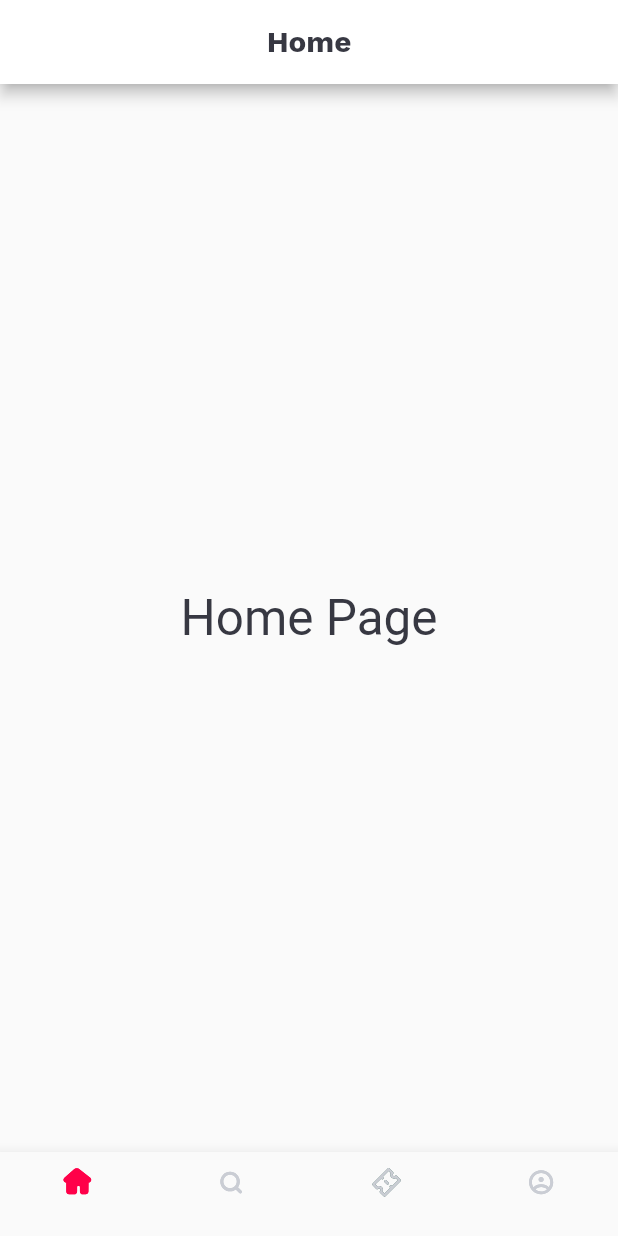
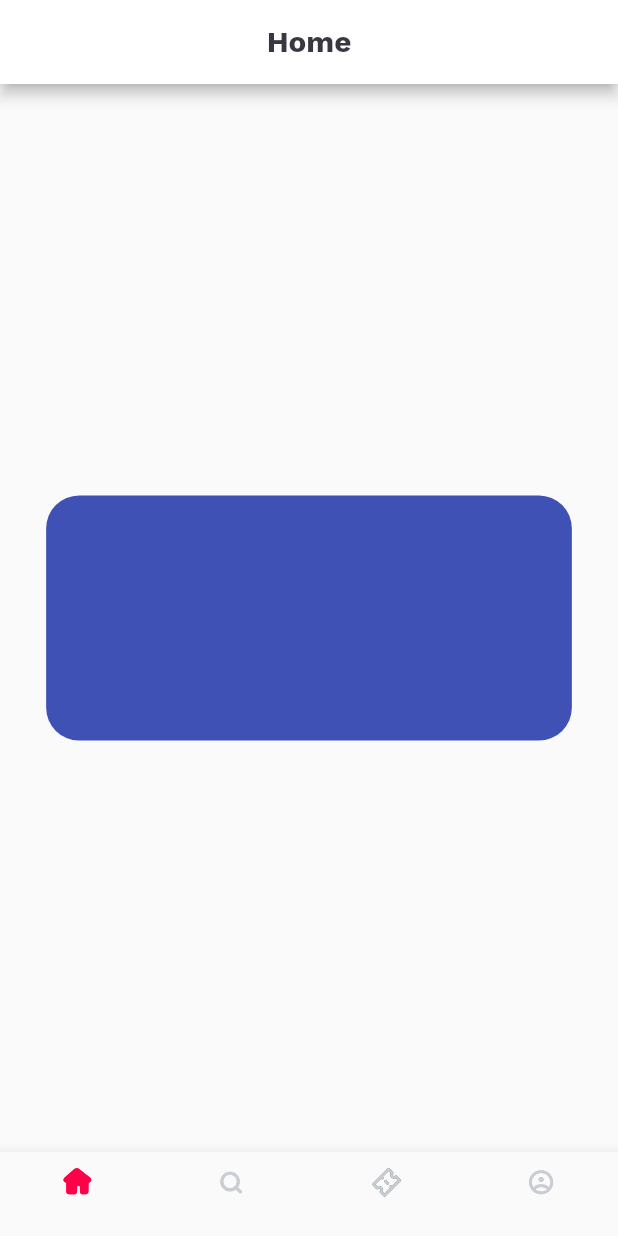
Before and after one commit to JaxaAnvarov/my_beta_programm-, a Flutter app: the screen it shows after launch, on a phone screen of 412 x 824 dp. Run offline on Flutter 3.47's test engine with Material 2 defaults, Android fonts, the phone set to English and light mode, and no system bars; our stand-ins replace flutter_svg.

Commit message:
container va decoration qoliblari tayyorlandi

```diff
--- /dev/null
+++ b/lib/core/components/decoration.dart
@@ -0,0 +1,12 @@
+import 'package:flutter/material.dart';
+
+class CDecoration extends Object {
+  BoxDecoration boxDecoration(Color color, double radius) {
+    return BoxDecoration(
+      color: color,
+      borderRadius: BorderRadius.circular(
+        radius,
+      ),
+    );
+  }
+}
--- a/lib/core/constants/export.dart
+++ b/lib/core/constants/export.dart
@@ -10,3 +10,5 @@ export 'package:my_beta_programm/provider/bottom_nav_bar_provider.dart';
 export 'package:provider/provider.dart';
 export 'package:my_beta_programm/core/widgets/bottom_nav_bar.dart';
 export 'package:my_beta_programm/screens/main_page.dart';
+export 'package:my_beta_programm/core/components/decoration.dart';
+export 'package:my_beta_programm/core/widgets/container.dart';
--- a/lib/core/widgets/bottom_nav_bar.dart
+++ b/lib/core/widgets/bottom_nav_bar.dart
@@ -32,6 +32,7 @@ class BottomNavBar extends StatelessWidget {
       currentIndex: _context.currentTab,
       onTap: (int idx) {
         model!.currentTab = idx;
-        });
+      },
+    );
   }
 }
--- /dev/null
+++ b/lib/core/widgets/container.dart
@@ -0,0 +1,28 @@
+import 'package:flutter/material.dart';
+import 'package:my_beta_programm/core/constants/export.dart';
+
+
+class AwesomeContainer extends StatelessWidget {
+  double? width;
+  double? height;
+  AwesomeContainer({
+    Key? key,
+    required this.height,
+    required this.width,
+  }) : super(key: key);
+
+  @override
+  Widget build(BuildContext context) {
+    SizeConfig().init(context);
+    return Container(
+      height: height,
+      width: width,
+      decoration: CDecoration().boxDecoration(
+        Colors.indigo,
+        getProportionateScreenWidth(
+          20.0,
+        ),
+      ),
+    );
+  }
+}
--- a/lib/screens/home/home_page.dart
+++ b/lib/screens/home/home_page.dart
@@ -1,5 +1,6 @@
 import 'package:flutter/material.dart';
 import 'package:my_beta_programm/core/constants/export.dart';
+
 
 class HomePage extends StatelessWidget {
   const HomePage({Key? key}) : super(key: key);
@@ -9,7 +10,7 @@ class HomePage extends StatelessWidget {
     SizeConfig().init(context);
     return Scaffold(
       appBar: AppBar(
-        backgroundColor: Colors.white,
+        backgroundColor: ProjectColors().kPrimaryWhiteColor,
         title: Text(
           'Home',
           style: TextStyle(
@@ -22,12 +23,9 @@ class HomePage extends StatelessWidget {
         centerTitle: true,
       ),
       body: Center(
-        child: Text(
-          'Home Page',
-          style: TextStyle(
-            color: ProjectColors().kPrimaryBlackColor,
-            fontSize: getProportionateScreenWidth(30.0),
-          ),
+        child: AwesomeContainer(
+          height: getProportionateScreenHeight(161.0),
+          width: getProportionateScreenWidth(319.0),
         ),
       ),
     );
```
Lines whose indentation alone changed are shown as unchanged.
